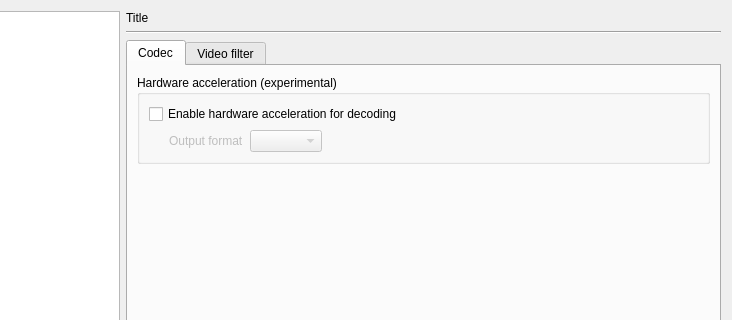
Before: the Qt Designer form src/cmplayer/ui/prefdialog.ui in bylee20/bomi, drawn with Qt 5; both pictures show x 111 to 843 and y 0 to 320 of the 843 by 731 pixel window.
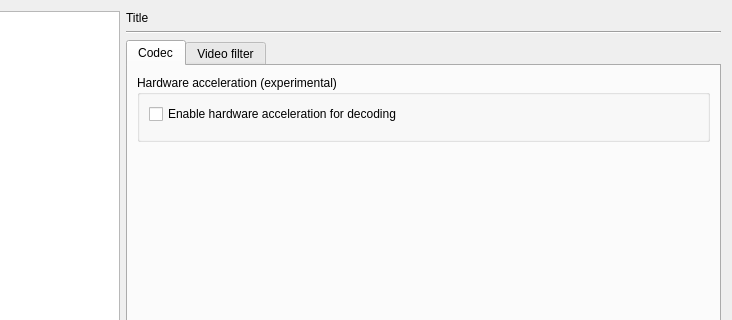
After: the same form once the commit is applied. Icons and pictures are not drawn. Custom widgets are drawn as their Qt base class.

```diff
--- a/src/cmplayer/ui/prefdialog.ui
+++ b/src/cmplayer/ui/prefdialog.ui
@@ -283,41 +283,11 @@
                  </widget>
                 </item>
                 <item>
-                 <layout class="QHBoxLayout" name="horizontalLayout_7">
-                  <property name="leftMargin">
-                   <number>20</number>
+                 <widget class="QWidget" name="hwaccel_list" native="true">
+                  <property name="enabled">
+                   <bool>false</bool>
                   </property>
-                  <item>
-                   <widget class="QLabel" name="label_5">
-                    <property name="enabled">
-                     <bool>false</bool>
-                    </property>
-                    <property name="text">
-                     <string>Output format</string>
-                    </property>
-                   </widget>
-                  </item>
-                  <item>
-                   <widget class="DataComboBox" name="hwaccel_format">
-                    <property name="enabled">
-                     <bool>false</bool>
-                    </property>
-                   </widget>
-                  </item>
-                  <item>
-                   <spacer name="horizontalSpacer_7">
-                    <property name="orientation">
-                     <enum>Qt::Horizontal</enum>
-                    </property>
-                    <property name="sizeHint" stdset="0">
-                     <size>
-                      <width>40</width>
-                      <height>20</height>
-                     </size>
-                    </property>
-                   </spacer>
-                  </item>
-                 </layout>
+                 </widget>
                 </item>
                </layout>
               </widget>
```
Left out of the diff: 198 changed lines with no effect on the pictures.
